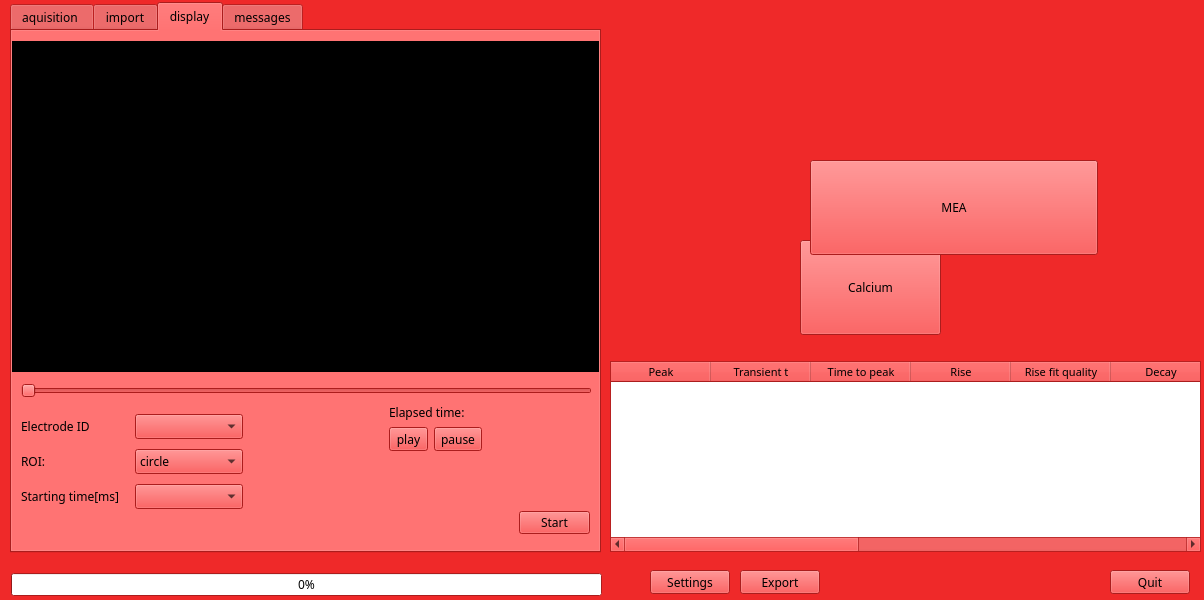
xPITcoding/xCaMEAr, file rdrmaindlg.ui: the form before one commit.
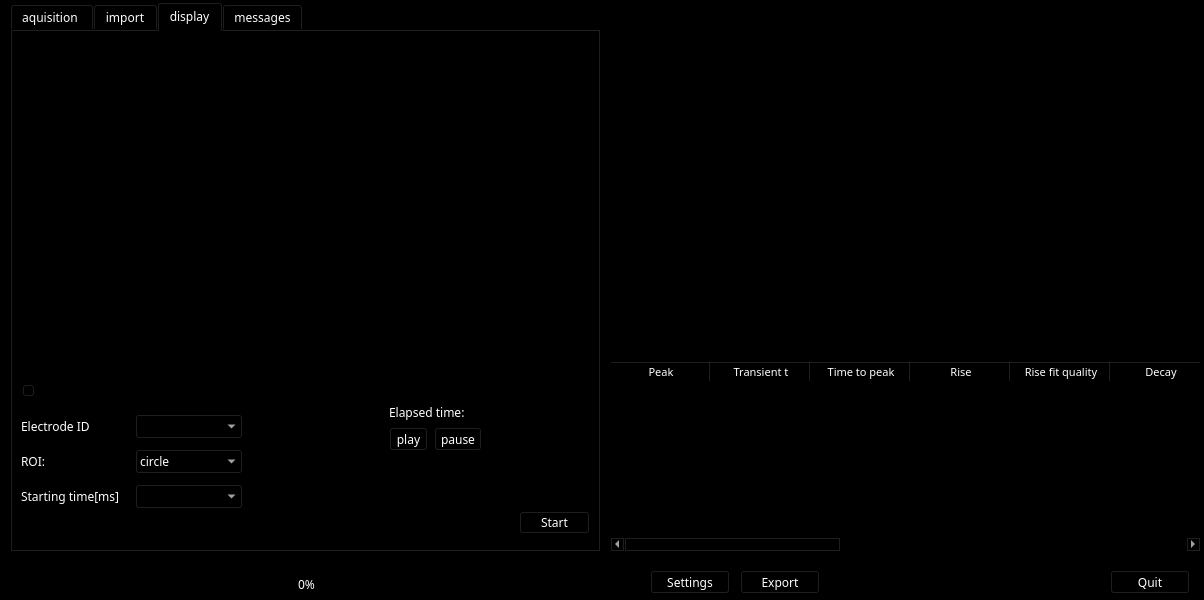
The form after the commit. Custom widgets are drawn as their Qt base class.

```diff
--- a/rdrmaindlg.ui
+++ b/rdrmaindlg.ui
@@ -16,63 +16,63 @@
      <colorrole role="WindowText">
       <brush brushstyle="SolidPattern">
        <color alpha="255">
-        <red>0</red>
-        <green>0</green>
-        <blue>0</blue>
+        <red>255</red>
+        <green>255</green>
+        <blue>255</blue>
        </color>
       </brush>
      </colorrole>
      <colorrole role="Button">
       <brush brushstyle="SolidPattern">
        <color alpha="255">
-        <red>239</red>
-        <green>41</green>
-        <blue>41</blue>
+        <red>0</red>
+        <green>0</green>
+        <blue>0</blue>
        </color>
       </brush>
      </colorrole>
      <colorrole role="Light">
       <brush brushstyle="SolidPattern">
        <color alpha="255">
-        <red>255</red>
-        <green>147</green>
-        <blue>147</blue>
+        <red>0</red>
+        <green>0</green>
+        <blue>0</blue>
        </color>
       </brush>
      </colorrole>
      <colorrole role="Midlight">
       <brush brushstyle="SolidPattern">
        <color alpha="255">
-        <red>247</red>
-        <green>94</green>
-        <blue>94</blue>
+        <red>0</red>
+        <green>0</green>
+        <blue>0</blue>
        </color>
       </brush>
      </colorrole>
      <colorrole role="Dark">
       <brush brushstyle="SolidPattern">
        <color alpha="255">
-        <red>119</red>
-        <green>20</green>
-        <blue>20</blue>
+        <red>0</red>
+        <green>0</green>
+        <blue>0</blue>
        </color>
       </brush>
      </colorrole>
      <colorrole role="Mid">
       <brush brushstyle="SolidPattern">
        <color alpha="255">
-        <red>159</red>
-        <green>27</green>
-        <blue>27</blue>
+        <red>0</red>
+        <green>0</green>
+        <blue>0</blue>
        </color>
       </brush>
      </colorrole>
      <colorrole role="Text">
       <brush brushstyle="SolidPattern">
        <color alpha="255">
-        <red>0</red>
-        <green>0</green>
-        <blue>0</blue>
+        <red>255</red>
+        <green>255</green>
+        <blue>255</blue>
        </color>
       </brush>
      </colorrole>
@@ -88,27 +88,27 @@
      <colorrole role="ButtonText">
       <brush brushstyle="SolidPattern">
        <color alpha="255">
-        <red>0</red>
-        <green>0</green>
-        <blue>0</blue>
+        <red>255</red>
+        <green>255</green>
+        <blue>255</blue>
        </color>
       </brush>
      </colorrole>
      <colorrole role="Base">
       <brush brushstyle="SolidPattern">
        <color alpha="255">
-        <red>255</red>
-        <green>255</green>
-        <blue>255</blue>
+        <red>0</red>
+        <green>0</green>
+        <blue>0</blue>
        </color>
       </brush>
      </colorrole>
      <colorrole role="Window">
       <brush brushstyle="SolidPattern">
        <color alpha="255">
-        <red>239</red>
-        <green>41</green>
-        <blue>41</blue>
+        <red>0</red>
+        <green>0</green>
+        <blue>0</blue>
        </color>
       </brush>
      </colorrole>
@@ -124,9 +124,9 @@
      <colorrole role="AlternateBase">
       <brush brushstyle="SolidPattern">
        <color alpha="255">
-        <red>247</red>
-        <green>148</green>
-        <blue>148</blue>
+        <red>0</red>
+        <green>0</green>
+        <blue>0</blue>
        </color>
       </brush>
      </colorrole>
@@ -151,9 +151,9 @@
      <colorrole role="PlaceholderText">
       <brush brushstyle="SolidPattern">
        <color alpha="128">
-        <red>0</red>
-        <green>0</green>
-        <blue>0</blue>
+        <red>255</red>
+        <green>255</green>
+        <blue>255</blue>
        </color>
       </brush>
      </colorrole>
@@ -162,63 +162,63 @@
      <colorrole role="WindowText">
       <brush brushstyle="SolidPattern">
        <color alpha="255">
-        <red>0</red>
-        <green>0</green>
-        <blue>0</blue>
+        <red>255</red>
+        <green>255</green>
+        <blue>255</blue>
        </color>
       </brush>
      </colorrole>
      <colorrole role="Button">
       <brush brushstyle="SolidPattern">
        <color alpha="255">
-        <red>239</red>
-        <green>41</green>
-        <blue>41</blue>
+        <red>0</red>
+        <green>0</green>
+        <blue>0</blue>
        </color>
       </brush>
      </colorrole>
      <colorrole role="Light">
       <brush brushstyle="SolidPattern">
        <color alpha="255">
-        <red>255</red>
-        <green>147</green>
-        <blue>147</blue>
+        <red>0</red>
+        <green>0</green>
+        <blue>0</blue>
        </color>
       </brush>
      </colorrole>
      <colorrole role="Midlight">
       <brush brushstyle="SolidPattern">
        <color alpha="255">
-        <red>247</red>
-        <green>94</green>
-        <blue>94</blue>
+        <red>0</red>
+        <green>0</green>
+        <blue>0</blue>
        </color>
       </brush>
      </colorrole>
      <colorrole role="Dark">
       <brush brushstyle="SolidPattern">
        <color alpha="255">
-        <red>119</red>
-        <green>20</green>
-        <blue>20</blue>
+        <red>0</red>
+        <green>0</green>
+        <blue>0</blue>
        </color>
       </brush>
      </colorrole>
      <colorrole role="Mid">
       <brush brushstyle="SolidPattern">
        <color alpha="255">
-        <red>159</red>
-        <green>27</green>
-        <blue>27</blue>
+        <red>0</red>
+        <green>0</green>
+        <blue>0</blue>
        </color>
       </brush>
      </colorrole>
      <colorrole role="Text">
       <brush brushstyle="SolidPattern">
        <color alpha="255">
-        <red>0</red>
-        <green>0</green>
-        <blue>0</blue>
+        <red>255</red>
+        <green>255</green>
+        <blue>255</blue>
        </color>
       </brush>
      </colorrole>
@@ -234,27 +234,27 @@
      <colorrole role="ButtonText">
       <brush brushstyle="SolidPattern">
        <color alpha="255">
-        <red>0</red>
-        <green>0</green>
-        <blue>0</blue>
+        <red>255</red>
+        <green>255</green>
+        <blue>255</blue>
        </color>
       </brush>
      </colorrole>
      <colorrole role="Base">
       <brush brushstyle="SolidPattern">
        <color alpha="255">
-        <red>255</red>
-        <green>255</green>
-        <blue>255</blue>
+        <red>0</red>
+        <green>0</green>
+        <blue>0</blue>
        </color>
       </brush>
      </colorrole>
      <colorrole role="Window">
       <brush brushstyle="SolidPattern">
        <color alpha="255">
-        <red>239</red>
-        <green>41</green>
-        <blue>41</blue>
+        <red>0</red>
+        <green>0</green>
+        <blue>0</blue>
        </color>
       </brush>
      </colorrole>
@@ -270,9 +270,9 @@
      <colorrole role="AlternateBase">
       <brush brushstyle="SolidPattern">
        <color alpha="255">
-        <red>247</red>
-        <green>148</green>
-        <blue>148</blue>
+        <red>0</red>
+        <green>0</green>
+        <blue>0</blue>
        </color>
       </brush>
      </colorrole>
@@ -297,9 +297,9 @@
      <colorrole role="PlaceholderText">
       <brush brushstyle="SolidPattern">
        <color alpha="128">
-        <red>0</red>
-        <green>0</green>
-        <blue>0</blue>
+        <red>255</red>
+        <green>255</green>
+        <blue>255</blue>
        </color>
       </brush>
      </colorrole>
@@ -308,63 +308,63 @@
      <colorrole role="WindowText">
       <brush brushstyle="SolidPattern">
        <color alpha="255">
-        <red>119</red>
-        <green>20</green>
-        <blue>20</blue>
+        <red>0</red>
+        <green>0</green>
+        <blue>0</blue>
        </color>
       </brush>
      </colorrole>
      <colorrole role="Button">
       <brush brushstyle="SolidPattern">
        <color alpha="255">
-        <red>239</red>
-        <green>41</green>
-        <blue>41</blue>
+        <red>0</red>
+        <green>0</green>
+        <blue>0</blue>
        </color>
       </brush>
      </colorrole>
      <colorrole role="Light">
       <brush brushstyle="SolidPattern">
        <color alpha="255">
-        <red>255</red>
-        <green>147</green>
-        <blue>147</blue>
+        <red>0</red>
+        <green>0</green>
+        <blue>0</blue>
        </color>
       </brush>
      </colorrole>
      <colorrole role="Midlight">
       <brush brushstyle="SolidPattern">
        <color alpha="255">
-        <red>247</red>
-        <green>94</green>
-        <blue>94</blue>
+        <red>0</red>
+        <green>0</green>
+        <blue>0</blue>
        </color>
       </brush>
      </colorrole>
      <colorrole role="Dark">
       <brush brushstyle="SolidPattern">
        <color alpha="255">
-        <red>119</red>
-        <green>20</green>
-        <blue>20</blue>
+        <red>0</red>
+        <green>0</green>
+        <blue>0</blue>
        </color>
       </brush>
      </colorrole>
      <colorrole role="Mid">
       <brush brushstyle="SolidPattern">
        <color alpha="255">
-        <red>159</red>
-        <green>27</green>
-        <blue>27</blue>
+        <red>0</red>
+        <green>0</green>
+        <blue>0</blue>
        </color>
       </brush>
      </colorrole>
      <colorrole role="Text">
       <brush brushstyle="SolidPattern">
        <color alpha="255">
-        <red>119</red>
-        <green>20</green>
-        <blue>20</blue>
+        <red>0</red>
+        <green>0</green>
+        <blue>0</blue>
        </color>
       </brush>
      </colorrole>
@@ -380,27 +380,27 @@
      <colorrole role="ButtonText">
       <brush brushstyle="SolidPattern">
        <color alpha="255">
-        <red>119</red>
-        <green>20</green>
-        <blue>20</blue>
+        <red>0</red>
+        <green>0</green>
+        <blue>0</blue>
        </color>
       </brush>
      </colorrole>
      <colorrole role="Base">
       <brush brushstyle="SolidPattern">
        <color alpha="255">
-        <red>239</red>
-        <green>41</green>
-        <blue>41</blue>
+        <red>0</red>
+        <green>0</green>
+        <blue>0</blue>
        </color>
       </brush>
      </colorrole>
      <colorrole role="Window">
       <brush brushstyle="SolidPattern">
        <color alpha="255">
-        <red>239</red>
-        <green>41</green>
-        <blue>41</blue>
+        <red>0</red>
+        <green>0</green>
+        <blue>0</blue>
        </color>
       </brush>
      </colorrole>
@@ -416,9 +416,9 @@
      <colorrole role="AlternateBase">
       <brush brushstyle="SolidPattern">
        <color alpha="255">
-        <red>239</red>
-        <green>41</green>
-        <blue>41</blue>
+        <red>0</red>
+        <green>0</green>
+        <blue>0</blue>
        </color>
       </brush>
      </colorrole>
@@ -443,9 +443,9 @@
      <colorrole role="PlaceholderText">
       <brush brushstyle="SolidPattern">
        <color alpha="128">
-        <red>0</red>
-        <green>0</green>
-        <blue>0</blue>
+        <red>255</red>
+        <green>255</green>
+        <blue>255</blue>
        </color>
       </brush>
      </colorrole>
@@ -602,6 +602,17 @@
      </font>
     </property>
    </column>
+   <column>
+    <property name="text">
+     <string>RT50</string>
+    </property>
+    <property name="font">
+     <font>
+      <family>Ubuntu Mono</family>
+      <pointsize>8</pointsize>
+     </font>
+    </property>
+   </column>
   </widget>
   <widget class="EffectToolButton" name="pQuit">
    <property name="geometry">
@@ -639,54 +650,6 @@
     <string>Export</string>
    </property>
   </widget>
-  <widget class="EffectToolButton" name="pCalcium">
-   <property name="geometry">
-    <rect>
-     <x>800</x>
-     <y>240</y>
-     <width>141</width>
-     <height>95</height>
-    </rect>
-   </property>
-   <property name="sizePolicy">
-    <sizepolicy hsizetype="Expanding" vsizetype="Expanding">
-     <horstretch>0</horstretch>
-     <verstretch>0</verstretch>
-    </sizepolicy>
-   </property>
-   <property name="font">
-    <font>
-     <family>Ubuntu Mono</family>
-    </font>
-   </property>
-   <property name="text">
-    <string>Calcium</string>
-   </property>
-  </widget>
-  <widget class="EffectToolButton" name="pMEA">
-   <property name="geometry">
-    <rect>
-     <x>810</x>
-     <y>160</y>
-     <width>288</width>
-     <height>95</height>
-    </rect>
-   </property>
-   <property name="sizePolicy">
-    <sizepolicy hsizetype="Expanding" vsizetype="Expanding">
-     <horstretch>0</horstretch>
-     <verstretch>0</verstretch>
-    </sizepolicy>
-   </property>
-   <property name="font">
-    <font>
-     <family>Ubuntu Mono</family>
-    </font>
-   </property>
-   <property name="text">
-    <string>MEA</string>
-   </property>
-  </widget>
   <widget class="EffectToolButton" name="pSettings">
    <property name="geometry">
     <rect>
```
